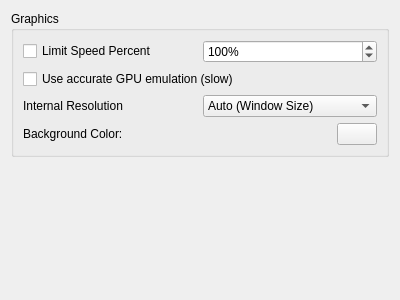
rorrim-rorrim/eden-alt, file src/yuzu/configuration/configure_graphics.ui: the form before one commit.
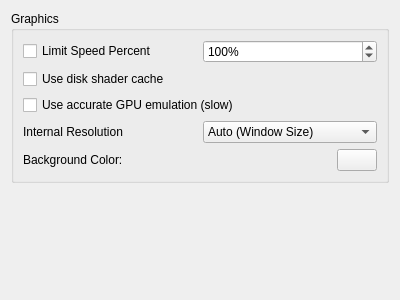
The form after the commit.

Commit message: settings: Hide shader cache behind a setting

Diff of the .ui file:
```diff
--- a/src/yuzu/configuration/configure_graphics.ui
+++ b/src/yuzu/configuration/configure_graphics.ui
@@ -49,6 +49,13 @@
           </item>
          </layout>
         </item>
+        <item>
+         <widget class="QCheckBox" name="use_disk_shader_cache">
+          <property name="text">
+           <string>Use disk shader cache</string>
+          </property>
+         </widget>
+        </item>
         <item>
          <widget class="QCheckBox" name="use_accurate_gpu_emulation">
           <property name="text">
```
The commit also changes 7 other files.
